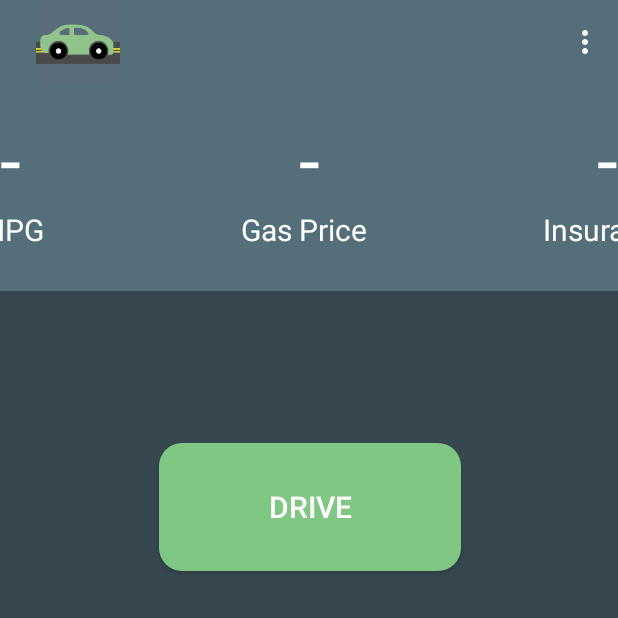
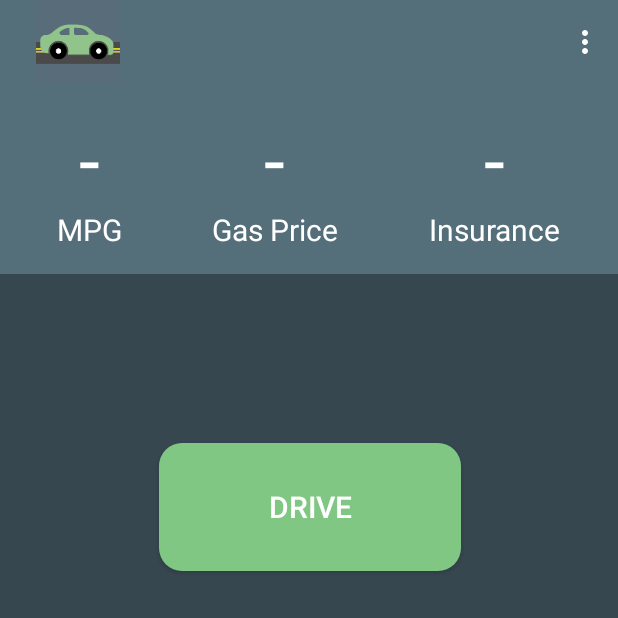
Before and after one commit to gherceg/no-free-ride, an Android app: the screen it shows after launch (HomeActivity), on a phone screen of 412 x 824 dp, the top half of it. Run offline under Robolectric (Android 15) with nearby library versions, the phone set to English and light mode, and no system bars.

Commit message:
fixed regressions after migration

```diff
--- a/app/src/main/AndroidManifest.xml
+++ b/app/src/main/AndroidManifest.xml
@@ -4,6 +4,7 @@
 
     <uses-permission android:name="android.permission.ACCESS_FINE_LOCATION"/>
     <uses-permission android:name="android.permission.INTERNET"/>
+    <uses-permission android:name="android.permission.FOREGROUND_SERVICE"/>
 
 
 
--- a/app/src/main/java/com/graham/nofreeride/fragments/home/HomeFragment.java
+++ b/app/src/main/java/com/graham/nofreeride/fragments/home/HomeFragment.java
@@ -148,7 +148,7 @@ public class HomeFragment extends Fragment implements HomeContract.view, View.On
     public View onCreateView(LayoutInflater inflater, @Nullable ViewGroup container, @Nullable Bundle savedInstanceState) {
         if(view == null) {
             view = inflater.inflate(R.layout.fragment_home, container, false);
-            insurancePriceTextView = (TextView)view.findViewById(R.id.tv_insurance_per_month);
+            insurancePriceTextView = (TextView)view.findViewById(R.id.insurance_value);
             insurancePriceTextView.setOnClickListener(this);
             milesPerGallonTextView = (TextView)view.findViewById(R.id.tv_miles_per_gallon);
             milesPerGallonTextView.setOnClickListener(this);
@@ -205,7 +205,7 @@ public class HomeFragment extends Fragment implements HomeContract.view, View.On
                         mMPG,
                         mPPG);
                 break;
-            case R.id.tv_insurance_per_month:
+            case R.id.insurance_value:
             case R.id.tv_miles_per_gallon:
             case R.id.tv_price_per_gallon:
                 Intent startSettingsActivity = new Intent(getActivity(), SettingsActivity.class);
--- a/app/src/main/res/layout/fragment_home.xml
+++ b/app/src/main/res/layout/fragment_home.xml
@@ -6,6 +6,112 @@
     android:layout_width="match_parent"
     android:layout_height="match_parent"
     android:background="@color/colorPrimaryDark">
+
+    <LinearLayout
+        android:id="@+id/metrics_container"
+        android:background="@color/colorPrimary"
+        android:layout_width="match_parent"
+        android:layout_height="wrap_content"
+        android:paddingTop="16dp"
+        android:paddingBottom="16dp"
+        android:paddingStart="8dp"
+        android:paddingEnd="8dp"
+        app:layout_constraintTop_toTopOf="parent"
+        app:layout_constraintStart_toStartOf="parent"
+        app:layout_constraintEnd_toEndOf="parent"
+        android:orientation="horizontal"
+        android:gravity="fill_horizontal">
+
+        <LinearLayout
+            android:id="@+id/mpg_container"
+            android:orientation="vertical"
+            android:gravity="center"
+            android:layout_gravity="center"
+            android:layout_weight="1"
+            android:layout_width="wrap_content"
+            android:layout_height="wrap_content">
+
+            <TextView
+                android:id="@+id/tv_miles_per_gallon"
+                android:layout_width="wrap_content"
+                android:layout_height="wrap_content"
+                android:textAlignment="center"
+                android:textSize="50sp"
+                android:textColor="@color/white"
+                tools:text="20" />
+
+            <TextView
+                android:id="@+id/mpg_label"
+                android:layout_width="wrap_content"
+                android:layout_height="wrap_content"
+                android:text="@string/mpg_caps"
+                android:textColor="@color/white"
+                android:textAlignment="center"
+                android:textSize="20sp"/>
+        </LinearLayout>
+
+
+        <LinearLayout
+            android:id="@+id/gas_price_container"
+            android:layout_weight="1"
+            android:gravity="center"
+            android:layout_gravity="center"
+            android:orientation="vertical"
+            android:layout_width="wrap_content"
+            android:layout_height="wrap_content">
+
+            <TextView
+                android:id="@+id/tv_price_per_gallon"
+                android:layout_width="wrap_content"
+                android:layout_height="wrap_content"
+                android:textAlignment="center"
+                android:textSize="50sp"
+                android:textColor="@color/white"
+                tools:text="$3.63" />
+
+            <TextView
+                android:id="@+id/textView8"
+                android:layout_width="wrap_content"
+                android:layout_height="wrap_content"
+                android:text="@string/gas_price"
+                android:textColor="@color/white"
+                android:textAlignment="center"
+                android:textSize="20sp" />
+
+        </LinearLayout>
+
+
+        <LinearLayout
+            android:id="@+id/insurance_container"
+            android:layout_weight="1"
+            android:gravity="center"
+            android:layout_gravity="center"
+            android:orientation="vertical"
+            android:layout_width="wrap_content"
+            android:layout_height="wrap_content">
+
+            <TextView
+                android:id="@+id/insurance_value"
+                android:layout_width="wrap_content"
+                android:layout_height="wrap_content"
+                android:textAlignment="center"
+                android:textSize="50sp"
+                android:textColor="@color/white"
+                tools:text="$60" />
+
+            <TextView
+                android:id="@+id/insurance_label"
+                android:layout_width="wrap_content"
+                android:layout_height="wrap_content"
+                android:text="@string/insurance"
+                android:textColor="@color/white"
+                android:textAlignment="center"
+                android:textSize="20sp"/>
+
+        </LinearLayout>
+
+    </LinearLayout>
+
 
     <Button
         android:id="@+id/btn_toggle_drive"
@@ -26,109 +132,6 @@
         app:layout_constraintTop_toTopOf="parent"
         app:layout_constraintVertical_bias="0.347" />
 
-    <View
-        android:layout_width="0dp"
-        android:layout_height="138dp"
-        android:background="@color/colorPrimary"
-        app:layout_constraintEnd_toEndOf="parent"
-        app:layout_constraintStart_toStartOf="parent"
-        app:layout_constraintTop_toTopOf="parent" />
-
-    <TextView
-        android:id="@+id/tv_miles_per_gallon"
-        android:layout_width="wrap_content"
-        android:layout_height="wrap_content"
-        android:layout_marginBottom="8dp"
-        android:layout_marginTop="16dp"
-        android:textAlignment="center"
-        android:textSize="50sp"
-        android:textColor="@color/white"
-        app:layout_constraintBottom_toBottomOf="parent"
-        app:layout_constraintRight_toLeftOf="@+id/gl_one_third"
-        app:layout_constraintStart_toStartOf="parent"
-        app:layout_constraintTop_toTopOf="parent"
-        app:layout_constraintVertical_bias="0.0"
-        tools:text="20" />
-
-    <TextView
-        android:id="@+id/tv_price_per_gallon"
-        android:layout_width="wrap_content"
-        android:layout_height="wrap_content"
-        android:textAlignment="center"
-        android:textSize="50sp"
-        android:textColor="@color/white"
-        app:layout_constraintBottom_toTopOf="@+id/textView7"
-        app:layout_constraintLeft_toRightOf="@+id/gl_one_third"
-        app:layout_constraintRight_toLeftOf="@+id/gl_two_thirds"
-        app:layout_constraintTop_toTopOf="@+id/tv_miles_per_gallon"
-        app:layout_constraintVertical_bias="0.0"
-        tools:text="$3.63" />
-
-
-    <TextView
-        android:id="@+id/tv_insurance_per_month"
-        android:layout_width="wrap_content"
-        android:layout_height="wrap_content"
-        android:textAlignment="center"
-        android:textSize="50sp"
-        android:textColor="@color/white"
-        app:layout_constraintBottom_toBottomOf="@+id/tv_price_per_gallon"
-        app:layout_constraintEnd_toEndOf="parent"
-        app:layout_constraintLeft_toRightOf="@id/gl_two_thirds"
-        app:layout_constraintTop_toTopOf="@+id/tv_price_per_gallon"
-        app:layout_constraintVertical_bias="1.0"
-        tools:text="$60" />
-
-    <TextView
-        android:id="@+id/textView7"
-        android:layout_width="wrap_content"
-        android:layout_height="wrap_content"
-        android:text="MPG"
-        android:textColor="@color/white"
-        android:textAlignment="center"
-        android:textSize="20sp"
-        app:layout_constraintEnd_toEndOf="@+id/tv_miles_per_gallon"
-        app:layout_constraintStart_toStartOf="@+id/tv_miles_per_gallon"
-        app:layout_constraintTop_toBottomOf="@+id/tv_miles_per_gallon" />
-
-    <TextView
-        android:id="@+id/textView8"
-        android:layout_width="wrap_content"
-        android:layout_height="wrap_content"
-        android:text="Gas Price"
-        android:textColor="@color/white"
-        android:textAlignment="center"
-        android:textSize="20sp"
-        app:layout_constraintEnd_toEndOf="@+id/tv_price_per_gallon"
-        app:layout_constraintHorizontal_bias="0.561"
-        app:layout_constraintStart_toStartOf="@+id/tv_price_per_gallon"
-        app:layout_constraintTop_toBottomOf="@+id/tv_price_per_gallon" />
-
-    <TextView
-        android:id="@+id/textView9"
-        android:layout_width="wrap_content"
-        android:layout_height="wrap_content"
-        android:text="Insurance"
-        android:textColor="@color/white"
-        android:textAlignment="center"
-        android:textSize="20sp"
-        app:layout_constraintEnd_toEndOf="@+id/tv_insurance_per_month"
-        app:layout_constraintStart_toStartOf="@+id/tv_insurance_per_month"
-        app:layout_constraintTop_toBottomOf="@+id/tv_insurance_per_month" />
-
-    <androidx.constraintlayout.widget.Guideline
-        android:id="@+id/gl_one_third"
-        android:layout_width="wrap_content"
-        android:layout_height="wrap_content"
-        android:orientation="vertical"
-        app:layout_constraintGuide_percent="0.3" />
-
-    <androidx.constraintlayout.widget.Guideline
-        android:id="@+id/gl_two_thirds"
-        android:layout_width="wrap_content"
-        android:layout_height="wrap_content"
-        android:orientation="vertical"
-        app:layout_constraintGuide_percent="0.7" />
 
     <TextView
         android:id="@+id/tv_total_distance"
--- a/app/src/main/res/values/strings.xml
+++ b/app/src/main/res/values/strings.xml
@@ -21,4 +21,7 @@
     <string name="pref_include_insurance_key">include_insurance</string>
     <string name="pref_include_insurance_summary">Include insurance costs</string>
     <string name="add_parking">Add Parking</string>
+    <string name="mpg_caps">MPG</string>
+    <string name="gas_price">Gas Price</string>
+    <string name="insurance">Insurance</string>
 </resources>
```
